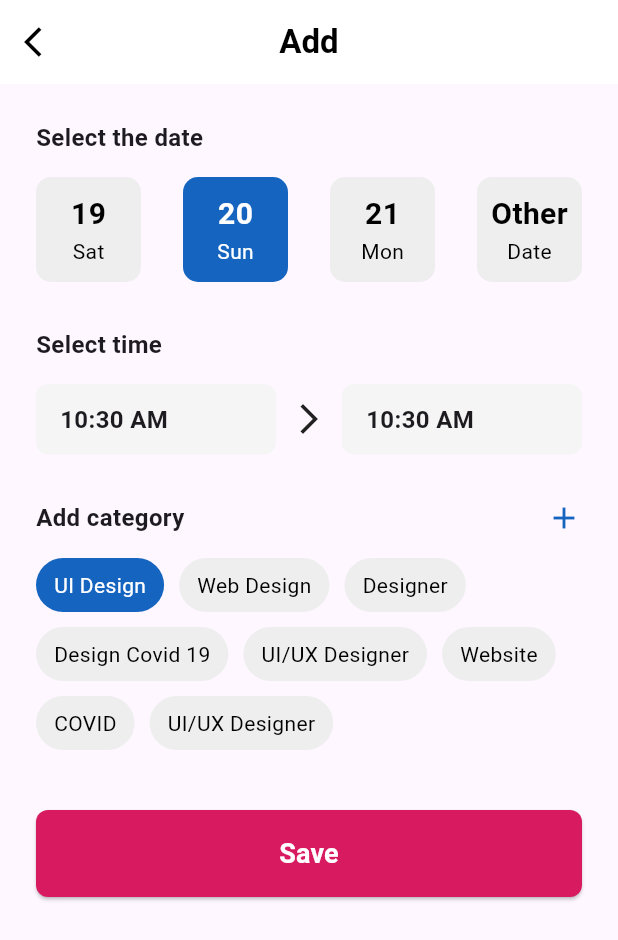
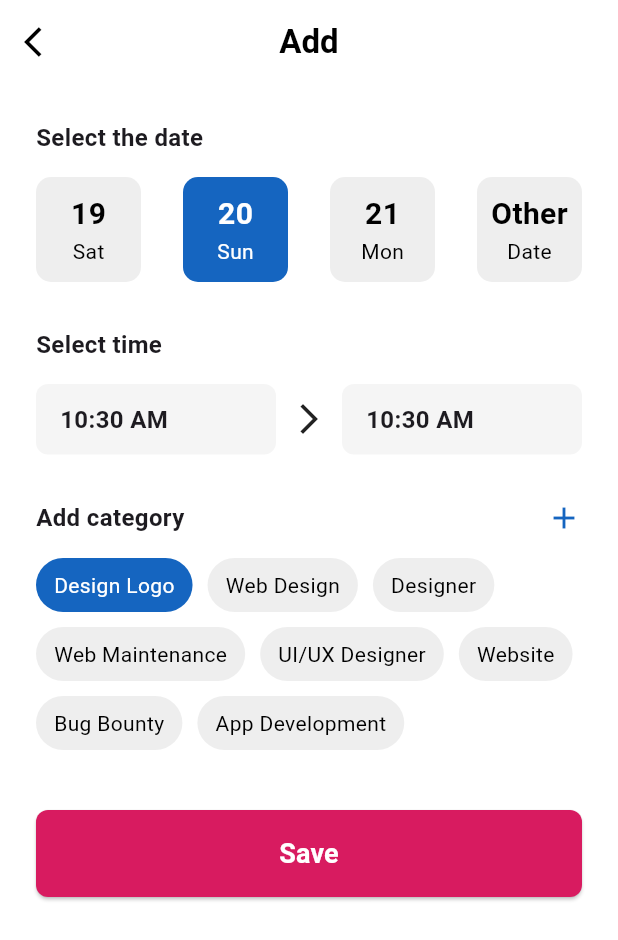
Before and after one commit to ilham0A/flutter-app-to-do-list, a Flutter app: the screen it shows after launch, after a tap on "Log In", after a tap on the "add" icon, on a phone screen of 412 x 824 dp. Shown: the top 940 px of the screen. Run offline on Flutter 3.47's test engine with Material 3 defaults, Android fonts, the phone set to English and light mode, and no system bars; our stand-ins replace google_nav_bar, line_icons.

Commit message:
penyesuaian design

```diff
--- a/lib/add_task_page.dart
+++ b/lib/add_task_page.dart
@@ -1,5 +1,5 @@
 import 'package:flutter/material.dart';
-import 'package:intl/intl.dart'; // Impor ini akan bekerja setelah intl ditambahkan di pubspec.yaml
+import 'package:intl/intl.dart';
 
 class AddTaskPage extends StatefulWidget {
   const AddTaskPage({super.key});
@@ -9,19 +9,19 @@ class AddTaskPage extends StatefulWidget {
 }
 
 class _AddTaskPageState extends State<AddTaskPage> {
-  DateTime _selectedDate = DateTime.now(); // Default: hari ini
-  TimeOfDay _selectedTimeFrom = TimeOfDay.now(); // Default: waktu sekarang
-  TimeOfDay _selectedTimeTo = TimeOfDay.now(); // Default: waktu sekarang
+  DateTime _selectedDate = DateTime.now();
+  TimeOfDay _selectedTimeFrom = TimeOfDay.now();
+  TimeOfDay _selectedTimeTo = TimeOfDay.now();
 
   final List<String> _categories = [
-    'UI Design',
+    'Design Logo',
     'Web Design',
     'Designer',
-    'Design Covid 19',
+    'Web Maintenance',
     'UI/UX Designer',
     'Website',
-    'COVID',
-    'UI/UX Designer',
+    'Bug Bounty',
+    'App Development',
   ];
   String? _selectedCategory;
 
@@ -100,6 +100,7 @@ class _AddTaskPageState extends State<AddTaskPage> {
     final DateTime tomorrow = DateTime.now().add(const Duration(days: 1));
 
     return Scaffold(
+      backgroundColor: Colors.white,
       appBar: AppBar(
         backgroundColor: Colors.white,
         elevation: 0,
--- a/lib/all_tasks_page.dart
+++ b/lib/all_tasks_page.dart
@@ -74,6 +74,7 @@ class AllTasksPage extends StatelessWidget {
   @override
   Widget build(BuildContext context) {
     return Scaffold(
+      backgroundColor: Colors.white,
       appBar: AppBar(
         backgroundColor: Colors.white,
         elevation: 0,
@@ -143,14 +144,14 @@ class AllTasksPage extends StatelessWidget {
             ),
             _buildTaskCard(
               'Mobile App Development',
-              'Flutter',
+              'App Development',
               '14:00 - 17:00 am',
               'On Progress',
               Colors.blue[800]!,
             ),
             _buildTaskCard(
               'UI/UX Research',
-              'Design',
+              'UI/UX Designer',
               '15:00 - 18:00 am',
               'Completed',
               Colors.green,
--- a/lib/dashboard_page.dart
+++ b/lib/dashboard_page.dart
@@ -1,5 +1,5 @@
 import 'package:flutter/material.dart';
-import 'package:uas_last/all_tasks_page.dart'; // <--- PASTIKAN PATH INI BENAR
+import 'package:uas_last/all_tasks_page.dart';
 
 class DashboardPage extends StatefulWidget {
   const DashboardPage({super.key});
@@ -12,6 +12,7 @@ class _DashboardPageState extends State<DashboardPage> {
   @override
   Widget build(BuildContext context) {
     return Scaffold(
+      backgroundColor: Colors.white,
       appBar: AppBar(
         backgroundColor: Colors.white,
         elevation: 0,
@@ -24,31 +25,24 @@ class _DashboardPageState extends State<DashboardPage> {
           ),
         ),
         actions: [
-          // Ubah const menjadi non-const karena ada Image.asset yang bisa berubah
           Padding(
             padding: const EdgeInsets.only(right: 16.0),
             child: CircleAvatar(
-              radius: 25, // Radius disesuaikan agar tidak terlalu besar
-              backgroundColor:
-                  Colors
-                      .grey[200], // Background abu-abu jika gambar tidak muncul
-              // Menggunakan ClipOval dan Image.asset dengan errorBuilder untuk debugging gambar
+              radius: 25,
+              backgroundColor: Colors.grey[200],
+              // Coba tampilkan gambar hacker.jpg lagi
               child: ClipOval(
-                // Memastikan gambar terpotong bulat
                 child: Image.asset(
-                  'assets/images/', // Pastikan path dan nama file benar
-                  fit:
-                      BoxFit
-                          .cover, // Penting agar gambar mengisi area CircleAvatar
-                  width: 50, // Sesuaikan dengan radius * 2
-                  height: 50, // Sesuaikan dengan radius * 2
+                  'assets/images/hacker.jpg', // Pastikan path dan nama file benar
+                  fit: BoxFit.cover,
+                  width: 50,
+                  height: 50,
                   errorBuilder: (context, error, stackTrace) {
-                    // Jika gambar gagal dimuat, tampilkan ikon orang sebagai placeholder
-                    // Pesan error akan dicetak ke konsol debug Anda
-                    print('Error loading image: $error');
+                    // Ini akan mencetak error ke konsol debug Anda
+                    print('Error loading profile image (dashboard): $error');
                     return const Icon(
                       Icons.person,
-                      size: 40, // Ukuran ikon placeholder
+                      size: 40,
                       color: Colors.blueGrey,
                     );
                   },
@@ -99,7 +93,7 @@ class _DashboardPageState extends State<DashboardPage> {
                   ),
                   const SizedBox(width: 15),
                   _buildCategoryCard(
-                    'Web Development',
+                    'Web sekolah',
                     '24 Projects',
                     '45%',
                     Colors.purple[700]!,
@@ -114,6 +108,21 @@ class _DashboardPageState extends State<DashboardPage> {
                     Colors.green[200]!,
                   ),
                   const SizedBox(width: 15),
+                  _buildCategoryCard(
+                    'bug bounty',
+                    '3 Projects',
+                    '10%',
+                    const Color.fromARGB(255, 138, 56, 142)!,
+                    const Color.fromARGB(255, 220, 155, 219)!,
+                  ),
+                  const SizedBox(width: 15),
+                  _buildCategoryCard(
+                    'desain logo',
+                    '15 Projects',
+                    '90%',
+                    const Color.fromARGB(255, 7, 73, 188)!,
+                    const Color.fromARGB(255, 104, 118, 138)!,
+                  ),
                 ],
               ),
             ),
@@ -127,7 +136,6 @@ class _DashboardPageState extends State<DashboardPage> {
                 ),
                 TextButton(
                   onPressed: () {
-                    // Navigasi ke halaman AllTaskPage
                     Navigator.push(
                       context,
                       MaterialPageRoute(
@@ -154,6 +162,13 @@ class _DashboardPageState extends State<DashboardPage> {
               title: 'Perawatan Server Singapura',
               category: 'Web Maintenance',
               time: '09:00 - 13:00 Am',
+              status: 'On Progress',
+              statusColor: Colors.blue,
+            ),
+            _buildTaskItem(
+              title: 'React JS for E-Commerce Web',
+              category: 'Web Design',
+              time: '08:00 - 10:00 Am',
               status: 'On Progress',
               statusColor: Colors.blue,
             ),
--- a/lib/language_page.dart
+++ b/lib/language_page.dart
@@ -8,7 +8,7 @@ class LanguagePage extends StatefulWidget {
 }
 
 class _LanguagePageState extends State<LanguagePage> {
-  String _selectedLanguage = 'English (UK)'; // Default selected language
+  String _selectedLanguage = 'English (UK)';
 
   Widget _buildLanguageOption(String language, bool isSelected) {
     return GestureDetector(
@@ -50,6 +50,7 @@ class _LanguagePageState extends State<LanguagePage> {
   @override
   Widget build(BuildContext context) {
     return Scaffold(
+      backgroundColor: Colors.white,
       appBar: AppBar(
         backgroundColor: Colors.white,
         elevation: 0,
--- a/lib/main.dart
+++ b/lib/main.dart
@@ -4,7 +4,7 @@ import 'package:line_icons/line_icons.dart';
 import 'package:uas_last/dashboard_page.dart';
 import 'package:uas_last/profile_page.dart';
 import 'package:uas_last/add_task_page.dart';
-import 'package:uas_last/signin_page.dart'; // Import SignInPage
+import 'package:uas_last/signin_page.dart';
 
 void main() {
   runApp(const MyApp());
@@ -22,9 +22,7 @@ class MyApp extends StatelessWidget {
         primarySwatch: Colors.blue,
         visualDensity: VisualDensity.adaptivePlatformDensity,
       ),
-      // UBAH DI SINI: Atur SignInPage sebagai halaman awal aplikasi
-      home:
-          const SignInPage(), // Sekarang aplikasi akan dimulai dari SignInPage
+      home: const SignInPage(),
     );
   }
 }
@@ -37,16 +35,14 @@ class MainScreen extends StatefulWidget {
 }
 
 class _MainScreenState extends State<MainScreen> {
-  int _selectedIndex = 0; // Indeks halaman yang sedang aktif
+  int _selectedIndex = 0;
 
-  final List<Widget> _pages = [
-    const DashboardPage(), // Index 0: Home / Dashboard
-    const ProfilePage(), // Index 1: Profile
-  ];
+  final List<Widget> _pages = [const DashboardPage(), const ProfilePage()];
 
   @override
   Widget build(BuildContext context) {
     return Scaffold(
+      backgroundColor: Colors.white,
       body: _pages[_selectedIndex],
 
       bottomNavigationBar: Container(
--- a/lib/notification_page.dart
+++ b/lib/notification_page.dart
@@ -46,6 +46,7 @@ class _NotificationPageState extends State<NotificationPage> {
   @override
   Widget build(BuildContext context) {
     return Scaffold(
+      backgroundColor: Colors.white,
       appBar: AppBar(
         backgroundColor: Colors.white,
         elevation: 0,
--- a/lib/signin_page.dart
+++ b/lib/signin_page.dart
@@ -1,9 +1,8 @@
 import 'package:flutter/material.dart';
 
-// Import halaman tujuan setelah sign in (MainScreen)
-import 'main.dart'; // Import MainScreen
-import 'forgot_password_page.dart';
-import 'signup_page.dart';
+import 'package:uas_last/main.dart';
+import 'package:uas_last/forgot_password_page.dart';
+import 'package:uas_last/signup_page.dart';
 
 class SignInPage extends StatefulWidget {
   const SignInPage({super.key});
@@ -18,11 +17,12 @@ class _SignInPageState extends State<SignInPage> {
   @override
   Widget build(BuildContext context) {
     return Scaffold(
+      backgroundColor: Colors.white,
       appBar: AppBar(
-        automaticallyImplyLeading: false, // Menghilangkan tombol back default
+        automaticallyImplyLeading: false,
         backgroundColor: Colors.white,
         elevation: 0,
-        toolbarHeight: 0, // Sembunyikan AppBar
+        toolbarHeight: 0,
       ),
       body: SingleChildScrollView(
         padding: const EdgeInsets.all(24.0),
@@ -40,7 +40,7 @@ class _SignInPageState extends State<SignInPage> {
             ),
             const SizedBox(height: 10),
             const Text(
-              'It was popularised in the 1960s with the release of Letraset sheetscontaining Lorem ipsum.',
+              'Masuk dan kelola daftar tugas Anda, capai tujuan, dan raih potensi penuh Anda. Produktivitas ada di tangan Anda!',
               textAlign: TextAlign.center,
               style: TextStyle(fontSize: 14, color: Colors.grey),
             ),
@@ -50,7 +50,6 @@ class _SignInPageState extends State<SignInPage> {
                 Expanded(
                   child: OutlinedButton.icon(
                     onPressed: () {
-                      // TODO: Implement Facebook Sign In
                       print('Sign In with Facebook');
                     },
                     style: OutlinedButton.styleFrom(
@@ -61,8 +60,7 @@ class _SignInPageState extends State<SignInPage> {
                       ),
                     ),
                     icon: Image.asset(
-                      // PATH DIPERBAIKI: Hapus 'uasdpm/'
-                      'assets/icons/facebook_logo.png', // Pastikan Anda memiliki gambar logo Facebook di folder assets
+                      'assets/icons/facebook_icon.png',
                       height: 24,
                       width: 24,
                       errorBuilder: (context, error, stackTrace) {
@@ -80,7 +78,6 @@ class _SignInPageState extends State<SignInPage> {
                 Expanded(
                   child: OutlinedButton.icon(
                     onPressed: () {
-                      // TODO: Implement Google Sign In
                       print('Sign In with Google');
                     },
                     style: OutlinedButton.styleFrom(
@@ -91,8 +88,7 @@ class _SignInPageState extends State<SignInPage> {
                       ),
                     ),
                     icon: Image.asset(
-                      // PATH DIPERBAIKI: Pastikan hanya 'assets/icons/google_logo.png'
-                      'assets/icons/google_logo.png', // Pastikan Anda memiliki gambar logo Google di folder assets
+                      'assets/icons/google_icon.png',
                       height: 24,
                       width: 24,
                       errorBuilder: (context, error, stackTrace) {
@@ -100,7 +96,7 @@ class _SignInPageState extends State<SignInPage> {
                         return const Icon(
                           Icons.g_mobiledata,
                           color: Colors.red,
-                        ); // Placeholder ikon Google
+                        );
                       },
                     ),
                     label: const Text(
@@ -112,10 +108,23 @@ class _SignInPageState extends State<SignInPage> {
               ],
             ),
             const SizedBox(height: 24),
-            const Text('Or', style: TextStyle(color: Colors.grey)),
+            Row(
+              children: [
+                const Expanded(
+                  child: Divider(color: Colors.grey, thickness: 1),
+                ),
+                Padding(
+                  padding: const EdgeInsets.symmetric(horizontal: 16.0),
+                  child: const Text('Or', style: TextStyle(color: Colors.grey)),
+                ),
+                const Expanded(
+                  child: Divider(color: Colors.grey, thickness: 1),
+                ),
+              ],
+            ),
             const SizedBox(height: 24),
             TextFormField(
-              initialValue: 'aseppppkoplingg23@gmail.com', // Contoh value
+              initialValue: 'aseppppkoplingg23@gmail.com',
               keyboardType: TextInputType.emailAddress,
               decoration: InputDecoration(
                 hintText: 'Email/Phone Number',
@@ -133,7 +142,7 @@ class _SignInPageState extends State<SignInPage> {
             ),
             const SizedBox(height: 16),
             TextFormField(
-              initialValue: '********', // Contoh value
+              initialValue: '********',
               obscureText: !_isPasswordVisible,
               decoration: InputDecoration(
                 hintText: 'Password',
@@ -167,7 +176,6 @@ class _SignInPageState extends State<SignInPage> {
               alignment: Alignment.centerRight,
               child: GestureDetector(
                 onTap: () {
-                  // Navigasi ke halaman Forgot Password
                   Navigator.push(
                     context,
                     MaterialPageRoute(
@@ -190,10 +198,7 @@ class _SignInPageState extends State<SignInPage> {
               width: double.infinity,
               child: ElevatedButton(
                 onPressed: () {
-                  // TODO: Implement Sign In logic
                   print('Sign In button pressed');
-                  // Navigasi ke MainScreen setelah berhasil Sign In
-                  // MainScreen adalah tempat BottomNavigationBar berada
                   Navigator.pushReplacement(
                     context,
                     MaterialPageRoute(builder: (context) => const MainScreen()),
@@ -226,7 +231,6 @@ class _SignInPageState extends State<SignInPage> {
                 ),
                 GestureDetector(
                   onTap: () {
-                    // Navigasi kembali ke halaman Sign Up
                     Navigator.pushReplacement(
                       context,
                       MaterialPageRoute(
```
Also changed, not shown: lib/edit_profile_page.dart (+8 -13 lines), lib/forgot_password_page.dart (+2 -5 lines), lib/profile_page.dart (+23 -23 lines), lib/signup_page.dart (+28 -26 lines), assets/icons/facebook_icon.png (renamed from lib/assets/icons/facebook_icon.png), assets/icons/google_icon.png (renamed from lib/assets/icons/google_icon.png), assets/images/google_icon.png (renamed from lib/assets/images/google_icon.png), assets/images/hacker.jpg (renamed from lib/assets/images/hacker.jpg).
